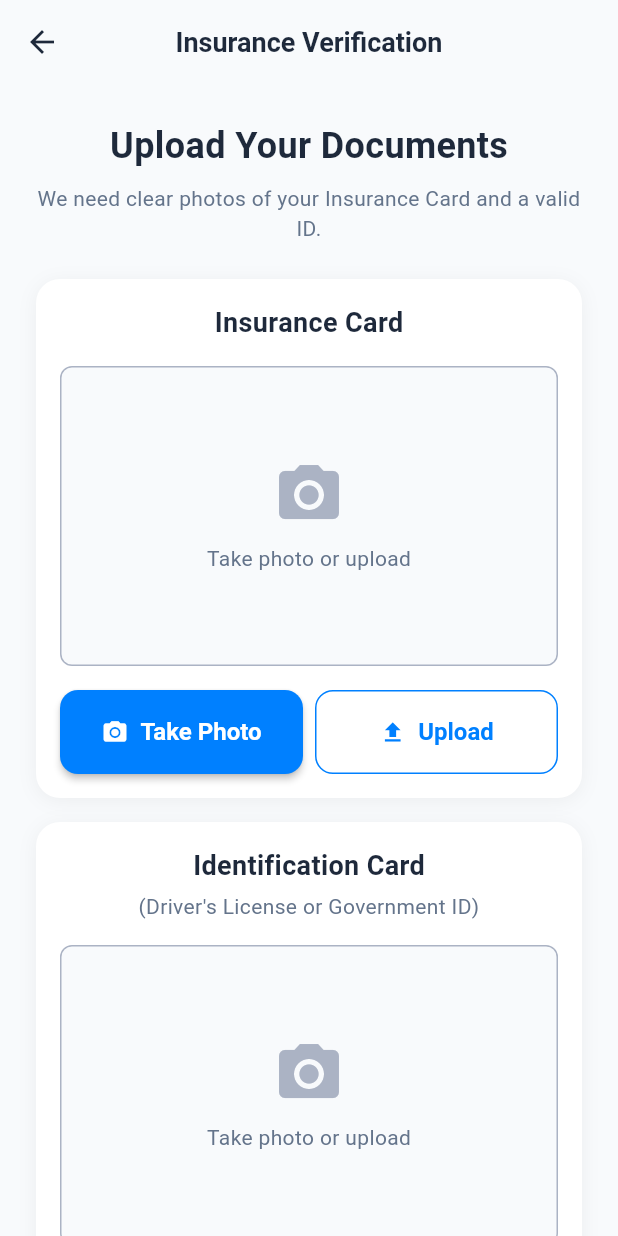
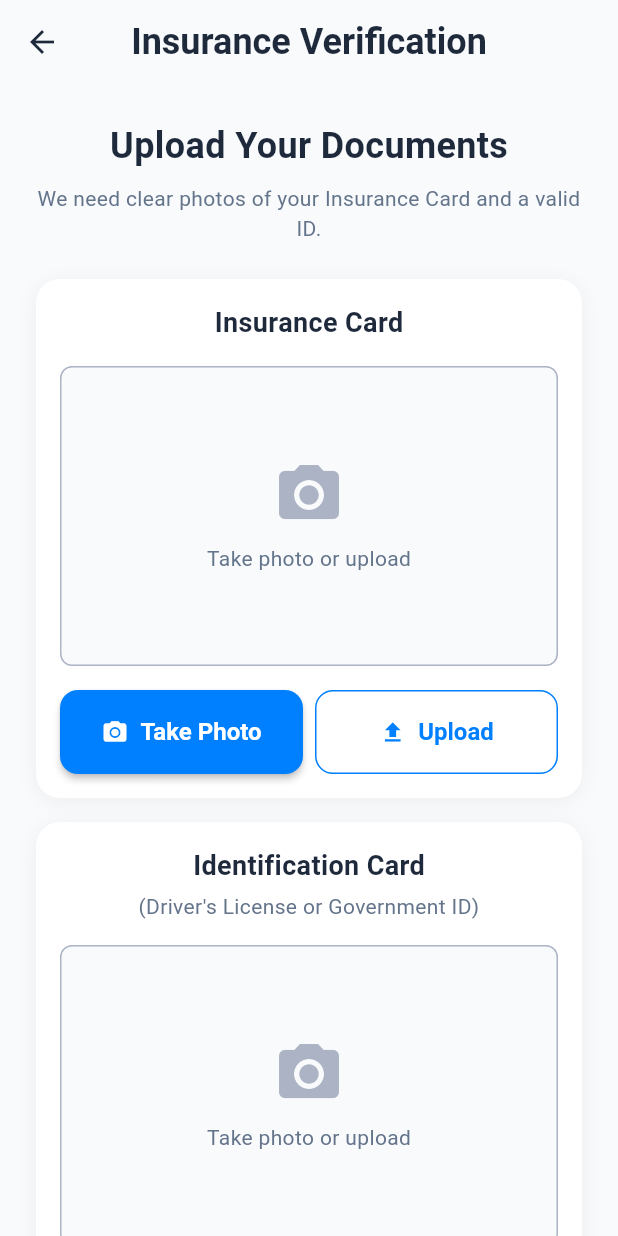
Before and after one commit to Jossyboydgenius/Healthride, a Flutter app: the InsuranceUploadScreen screen opened by its route, on a phone screen of 412 x 824 dp. Run offline on Flutter 3.47's test engine with Material 3 defaults, Android fonts, the phone set to English and light mode, and no system bars; our stand-ins replace google_maps_flutter, image_picker, location; accounts and stored records are empty; Roboto replaces fonts that are missing (SF Pro Display); project files that could hold a hidden picture were left out.

Commit message:
Update InsuranceUploadScreen title style for improved readability and visual appeal by increasing font size, weight, and changing text color.

```diff
--- a/lib/src/screens/insurance_upload_screen.dart
+++ b/lib/src/screens/insurance_upload_screen.dart
@@ -131,7 +131,14 @@ class _InsuranceUploadScreenState extends State<InsuranceUploadScreen> {
   Widget build(BuildContext context) {
     return Scaffold(
       appBar: AppBar(
-        title: const Text('Insurance Verification'),
+        title: const Text(
+          'Insurance Verification',
+          style: TextStyle(
+            fontSize: 24,
+            fontWeight: FontWeight.bold,
+            color: AppColor.textDarkBlue,
+          ),
+        ),
         backgroundColor: Colors.transparent,
         elevation: 0,
       ),
```
